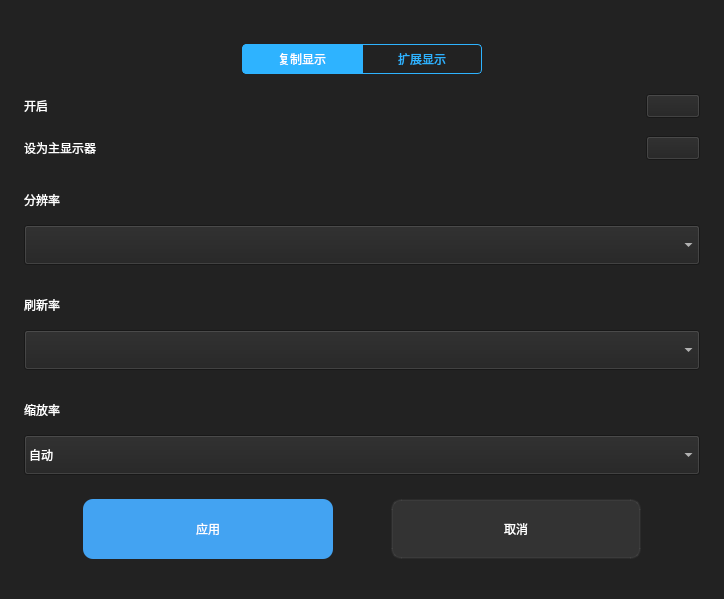
Old version of the form kiran-display-configuration.ui in the repository openeuler-mirror/kiran-control-panel.
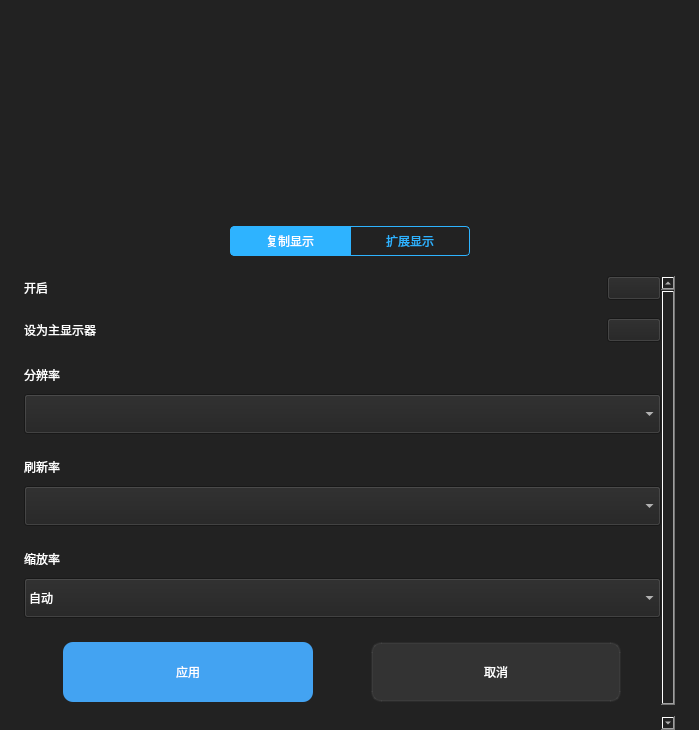
New version of the form. The open tabs and pages were chosen to show the change. Icons and pictures are not drawn. Custom widgets are drawn as their Qt base class.

Commit message: change kiran-display-configuration to kiran-display-tool

The edit to the form file:
```diff
--- a/kiran-display-configuration.ui
+++ b/kiran-display-configuration.ui
@@ -6,8 +6,8 @@
    <rect>
     <x>0</x>
     <y>0</y>
-    <width>724</width>
-    <height>599</height>
+    <width>699</width>
+    <height>730</height>
    </rect>
   </property>
   <property name="windowTitle">
@@ -30,7 +30,7 @@
   }
 </string>
   </property>
-  <layout class="QVBoxLayout" name="verticalLayout">
+  <layout class="QVBoxLayout" name="verticalLayout" stretch="2,0,5">
    <property name="spacing">
     <number>20</number>
    </property>
@@ -178,6 +178,103 @@
     </layout>
    </item>
    <item>
+    <widget class="QScrollArea" name="scrollArea">
+     <property name="styleSheet">
+      <string notr="true">
+  QScrollBar:vertical {
+      border: 0px solid grey;
+      background: rgba(255,255,255,10);
+      width: 6px;
+      margin: 20px 0px 20px 0px;
+  }
+  QScrollBar::handle:vertical {
+      background: rgba(255,255,255,30);
+      min-height: 20px;
+  }
+  QScrollBar::add-line:vertical {
+      border: 0px solid grey;
+      background: #32CC99;
+      height: 0px;
+      subcontrol-position: right;
+      subcontrol-origin: margin;
+  }
+
+  QScrollBar::sub-line:vertical {
+      border: 0px solid grey;
+      background: #32CC99;
+      height: 0px;
+      subcontrol-position: left;
+      subcontrol-origin: margin;
+  }
+
+  QScrollBar:horizontal {
+      border: 0px solid grey;
+      background: rgba(255,255,255,10);
+      height: 6px;
+      margin: 0px 20px 0 20px;
+  }
+  QScrollBar::handle:horizontal {
+      background: rgba(255,255,255,30);
+      min-width: 20px;
+  }
+  QScrollBar::add-line:horizontal {
+      border: 0px solid grey;
+      width: 0px;
+      subcontrol-position: right;
+      subcontrol-origin: margin;
+  }
+
+  QScrollBar::sub-line:horizontal {
+      border: 0px solid grey;
+      width: 0px;
+      subcontrol-position: left;
+      subcontrol-origin: margin;
+  }</string>
+     </property>
+     <property name="frameShape">
+      <enum>QFrame::NoFrame</enum>
+     </property>
+     <property name="sizeAdjustPolicy">
+      <enum>QAbstractScrollArea::AdjustToContents</enum>
+     </property>
+     <property name="widgetResizable">
+      <bool>true</bool>
+     </property>
+     <widget class="QWidget" name="scrollAreaWidgetContents">
+      <property name="geometry">
+       <rect>
+        <x>0</x>
+        <y>0</y>
+        <width>676</width>
+        <height>503</height>
+       </rect>
+      </property>
+      <property name="sizePolicy">
+       <sizepolicy hsizetype="Preferred" vsizetype="Expanding">
+        <horstretch>0</horstretch>
+        <verstretch>0</verstretch>
+       </sizepolicy>
+      </property>
+      <property name="styleSheet">
+       <string notr="true"/>
+      </property>
+      <layout class="QVBoxLayout" name="verticalLayout_10">
+       <property name="spacing">
+        <number>0</number>
+       </property>
+       <property name="leftMargin">
+        <number>0</number>
+       </property>
+       <property name="topMargin">
+        <number>0</number>
+       </property>
+       <property name="rightMargin">
+        <number>0</number>
+       </property>
+       <property name="bottomMargin">
+        <number>0</number>
+       </property>
+       <item>
     <widget class="QStackedWidget" name="stackedWidget">
      <property name="currentIndex">
       <number>0</number>
@@ -546,6 +643,10 @@
 
   QPushButton:checked {
        border-image: url(://images/open_btn.png);
+  }
+  QPushButton:disabled {
+      background-color: rgba(255,255,255,5);
+	color: rgba(255,255,255,60);
   }</string>
              </property>
              <property name="text">
@@ -665,6 +766,19 @@
          </item>
         </layout>
        </item>
+           <item>
+            <spacer name="verticalSpacer_2">
+             <property name="orientation">
+              <enum>Qt::Vertical</enum>
+             </property>
+             <property name="sizeHint" stdset="0">
+              <size>
+               <width>20</width>
+               <height>40</height>
+              </size>
+             </property>
+            </spacer>
+           </item>
        <item>
         <layout class="QHBoxLayout" name="horizontalLayout">
          <property name="spacing">
@@ -775,6 +889,10 @@
           </spacer>
          </item>
         </layout>
+           </item>
+          </layout>
+         </widget>
+        </widget>
        </item>
       </layout>
      </widget>
```
Left out of the diff: 3 changed lines with no effect on the pictures. Lines whose indentation alone changed are shown as unchanged. The commit also changes 18 other files.
